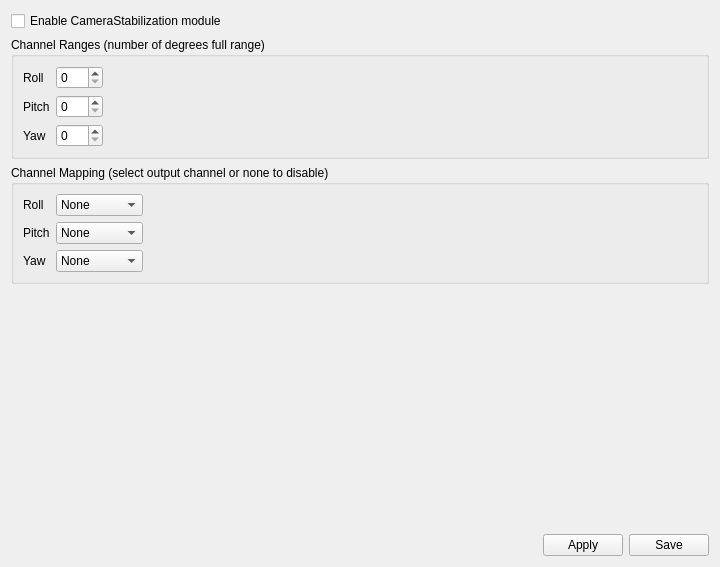
The window that ground/openpilotgcs/src/plugins/config/camerastabilization.ui (openpilot/OpenPilot) describes before a commit, drawn with Qt 5.
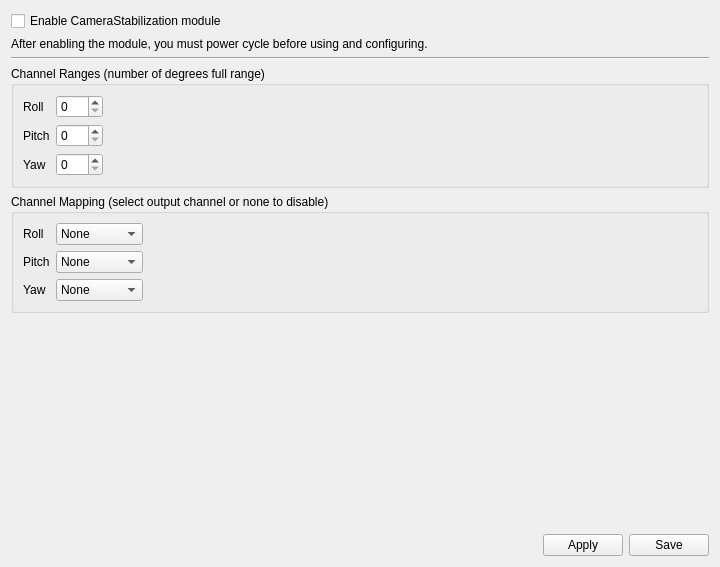
The same window after the commit. Icons and pictures are not drawn.

Commit message: Fixed some little race conditions that messed with the configuration UI.  Added message to indicate power cycle is required after enabling this module.

Diff of the .ui file:
```diff
--- a/ground/openpilotgcs/src/plugins/config/camerastabilization.ui
+++ b/ground/openpilotgcs/src/plugins/config/camerastabilization.ui
@@ -21,6 +21,20 @@
      </property>
     </widget>
    </item>
+   <item>
+    <widget class="QLabel" name="label_7">
+     <property name="text">
+      <string>After enabling the module, you must power cycle before using and configuring.</string>
+     </property>
+    </widget>
+   </item>
+   <item>
+    <widget class="Line" name="line">
+     <property name="orientation">
+      <enum>Qt::Horizontal</enum>
+     </property>
+    </widget>
+   </item>
    <item>
     <widget class="QGroupBox" name="groupBox">
      <property name="title">
```
Left out of the diff: 3 changed lines with no effect on the pictures. The commit also changes 2 other files.
